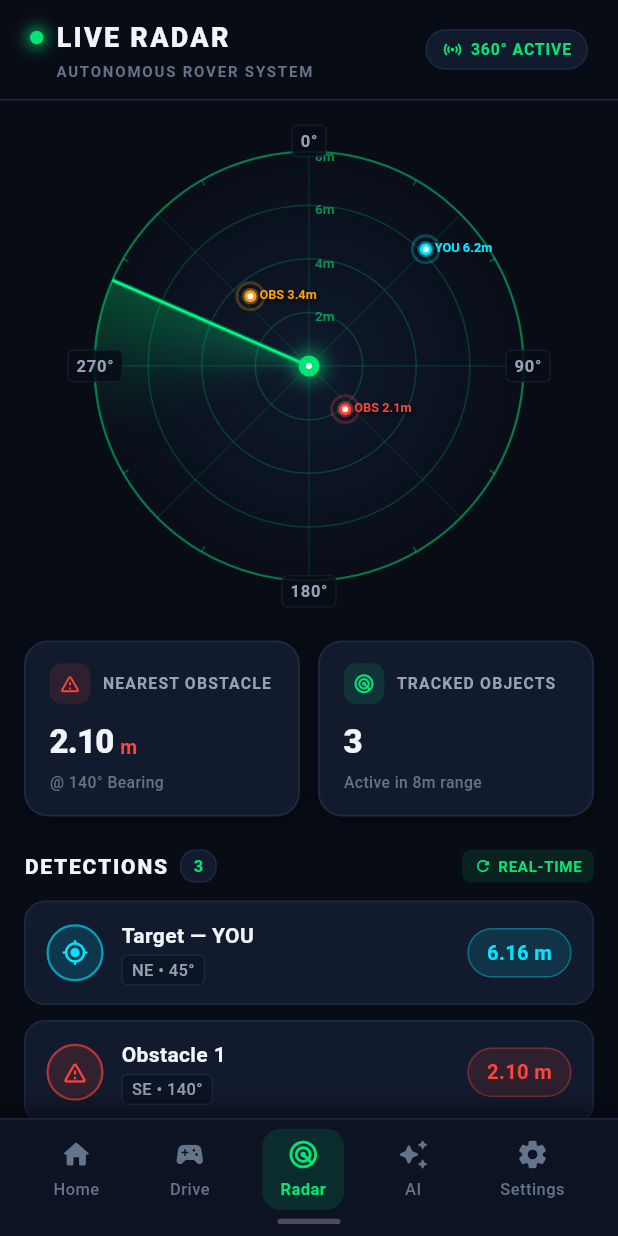
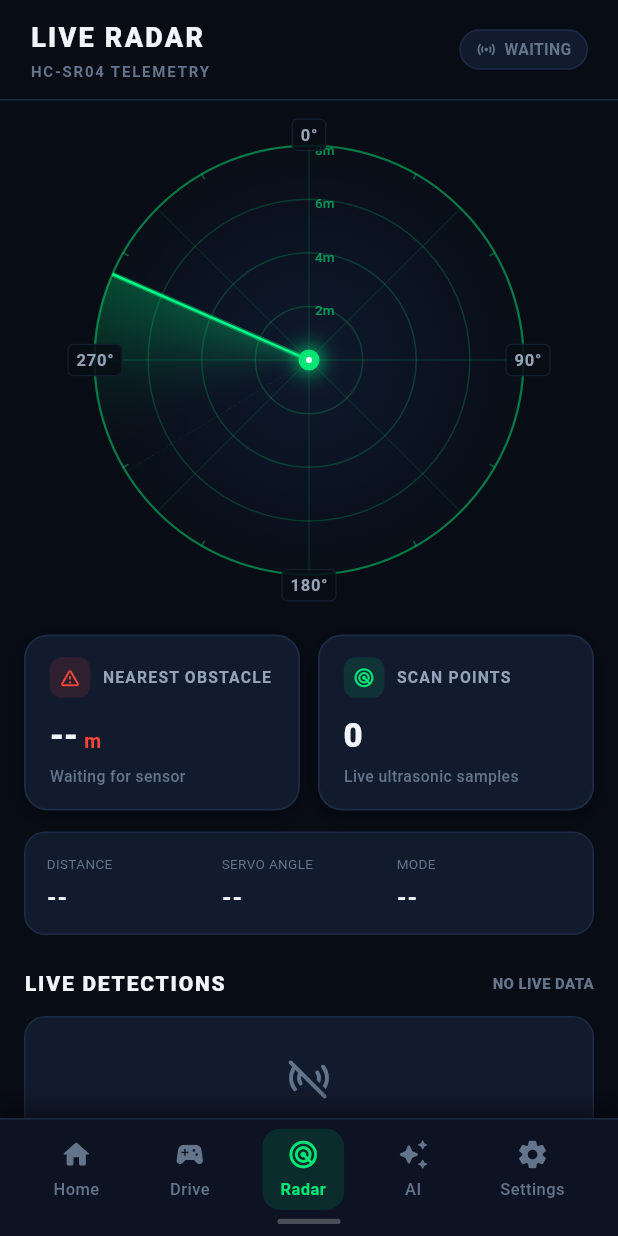
Before and after one commit to D-engahmed/rover_link, a Flutter app: the screen it shows after launch, item 3 of the bottom bar chosen, on a phone screen of 412 x 824 dp. Run offline on Flutter 3.47's test engine with Material 3 defaults, Android fonts, the phone set to English and light mode, and no system bars; missing offline and left inert: flutter_classic_bluetooth.

Commit message:
replace fake radar with live Bluetooth telemetry radar

```diff
--- a/rover_link1/lib/screens/radar_screen.dart
+++ b/rover_link1/lib/screens/radar_screen.dart
@@ -1,5 +1,10 @@
+import 'dart:async';
+
 import 'package:flutter/material.dart';
+
 import '../models/radar_detection.dart';
+import '../models/rover_telemetry.dart';
+import '../services/rover_telemetry_service.dart';
 import '../theme/rover_colors.dart';
 import '../widgets/detection_card.dart';
 import '../widgets/metric_card.dart';
@@ -8,10 +13,12 @@ import '../widgets/rover_bottom_nav.dart';
 
 class RadarScreen extends StatefulWidget {
   final ValueChanged<int>? onNavTap;
+  final RoverTelemetryService telemetryService;
 
   const RadarScreen({
     super.key,
     this.onNavTap,
+    required this.telemetryService,
   });
 
   @override
@@ -19,82 +26,109 @@ class RadarScreen extends StatefulWidget {
 }
 
 class _RadarScreenState extends State<RadarScreen> {
-  int _selectedNavIndex = 2; // Radar is active tab
+  StreamSubscription<RoverTelemetry>? _subscription;
+  final Map<int, RadarDetection> _scan = {};
+  RoverTelemetry? _latest;
+  DateTime? _lastPacket;
 
-  // Mock data as requested
-  final List<RadarDetection> _detections = RadarDetection.defaultDetections;
+  @override
+  void initState() {
+    super.initState();
+    _subscription = widget.telemetryService.telemetry.listen(_onTelemetry);
+  }
+
+  void _onTelemetry(RoverTelemetry telemetry) {
+    if (!mounted) return;
+
+    final angle = telemetry.radarAngleDeg ?? telemetry.targetAngleDeg;
+    final distance = telemetry.ultrasonicDistanceCm ?? telemetry.frontDistanceCm;
+
+    setState(() {
+      _latest = telemetry;
+      _lastPacket = DateTime.now();
+
+      if (angle != null && distance != null && distance > 0) {
+        final normalizedAngle = angle.round().clamp(0, 180);
+        _scan[normalizedAngle] = RadarDetection(
+          id: 'ultrasonic-$normalizedAngle',
+          name: 'ULTRASONIC',
+          distance: distance / 100.0,
+          bearing: normalizedAngle.toDouble(),
+          type: DetectionType.obstacle,
+          color: distance <= 40
+              ? RoverColors.obstacleRed
+              : RoverColors.obstacleAmber,
+        );
+      }
+    });
+  }
+
+  List<RadarDetection> get _detections => _scan.values.toList()
+    ..sort((a, b) => a.distance.compareTo(b.distance));
+
+  bool get _live => _lastPacket != null &&
+      DateTime.now().difference(_lastPacket!).inSeconds < 2;
 
   @override
   Widget build(BuildContext context) {
-    // Nearest obstacle calculation
-    final obstacles = _detections.where((d) => d.type == DetectionType.obstacle);
-    final nearestObstacle = obstacles.isNotEmpty
-        ? obstacles.reduce((a, b) => a.distance < b.distance ? a : b)
-        : null;
+    final detections = _detections;
+    final nearest = detections.isEmpty ? null : detections.first;
+    final currentDistance = _latest?.ultrasonicDistanceCm ??
+        _latest?.frontDistanceCm;
+    final currentAngle = _latest?.radarAngleDeg ?? _latest?.targetAngleDeg;
 
     return Scaffold(
       backgroundColor: RoverColors.background,
       body: SafeArea(
         child: Column(
           children: [
-            // Top App Bar / Title Header
             _buildHeader(),
-
-            // Main Scrollable Body
             Expanded(
               child: SingleChildScrollView(
                 physics: const BouncingScrollPhysics(),
-                padding: const EdgeInsets.symmetric(horizontal: 16.0, vertical: 8.0),
+                padding: const EdgeInsets.symmetric(horizontal: 16, vertical: 8),
                 child: Column(
                   crossAxisAlignment: CrossAxisAlignment.start,
                   children: [
-                    // Radar Scope Widget
-                    const SizedBox(height: 4),
                     RadarScope(
-                      detections: _detections,
+                      detections: detections,
                       maxDistance: 8.0,
                     ),
                     const SizedBox(height: 18),
-
-                    // Metrics Cards Row: "NEAREST OBSTACLE" & "TRACKED OBJECTS"
                     Row(
                       children: [
                         Expanded(
                           child: MetricCard(
                             title: 'NEAREST OBSTACLE',
-                            value: nearestObstacle != null
-                                ? nearestObstacle.distance.toStringAsFixed(2)
-                                : '2.10',
+                            value: nearest?.distance.toStringAsFixed(2) ?? '--',
                             unit: 'm',
                             icon: Icons.warning_amber_rounded,
                             accentColor: RoverColors.obstacleRed,
-                            subtext: nearestObstacle != null
-                                ? '@ ${nearestObstacle.bearing.toStringAsFixed(0)}° Bearing'
-                                : '@ 140° Bearing',
+                            subtext: nearest == null
+                                ? 'Waiting for sensor'
+                                : '@ ${nearest.bearing.toStringAsFixed(0)}°',
                           ),
                         ),
                         const SizedBox(width: 12),
                         Expanded(
                           child: MetricCard(
-                            title: 'TRACKED OBJECTS',
-                            value: '${_detections.length}',
+                            title: 'SCAN POINTS',
+                            value: '${detections.length}',
                             icon: Icons.radar_rounded,
                             accentColor: RoverColors.radarGreen,
-                            subtext: 'Active in 8m range',
+                            subtext: 'Live ultrasonic samples',
                           ),
                         ),
                       ],
                     ),
+                    const SizedBox(height: 14),
+                    _buildLiveTelemetryCard(currentDistance, currentAngle),
                     const SizedBox(height: 22),
-
-                    // "DETECTIONS" Section Header
                     Row(
                       mainAxisAlignment: MainAxisAlignment.spaceBetween,
                       children: [
-                        Row(
-                          children: [
                         const Text(
-                              'DETECTIONS',
+                          'LIVE DETECTIONS',
                           style: TextStyle(
                             color: RoverColors.textPrimary,
                             fontSize: 14,
@@ -102,61 +136,23 @@ class _RadarScreenState extends State<RadarScreen> {
                             letterSpacing: 1.2,
                           ),
                         ),
-                            const SizedBox(width: 8),
-                            Container(
-                              padding: const EdgeInsets.symmetric(horizontal: 8, vertical: 2),
-                              decoration: BoxDecoration(
-                                color: RoverColors.cardBackground,
-                                borderRadius: BorderRadius.circular(10),
-                                border: Border.all(
-                                  color: RoverColors.cardBorder,
-                                  width: 1.0,
-                                ),
-                              ),
-                              child: Text(
-                                '${_detections.length}',
-                                style: const TextStyle(
-                                  color: RoverColors.radarGreen,
-                                  fontSize: 11,
-                                  fontWeight: FontWeight.w700,
-                                ),
-                              ),
-                            ),
-                          ],
-                        ),
-                        Container(
-                          padding: const EdgeInsets.symmetric(horizontal: 8, vertical: 4),
-                          decoration: BoxDecoration(
-                            color: RoverColors.radarGreen.withValues(alpha: 0.1),
-                            borderRadius: BorderRadius.circular(6),
-                          ),
-                          child: const Row(
-                            mainAxisSize: MainAxisSize.min,
-                            children: [
-                              Icon(
-                                Icons.refresh_rounded,
-                                size: 12,
-                                color: RoverColors.radarGreen,
-                              ),
-                              SizedBox(width: 4),
                         Text(
-                                'REAL-TIME',
+                          _live ? 'LIVE' : 'NO LIVE DATA',
                           style: TextStyle(
-                                  color: RoverColors.radarGreen,
+                            color: _live
+                                ? RoverColors.radarGreen
+                                : RoverColors.textMuted,
                             fontSize: 10,
-                                  fontWeight: FontWeight.w700,
-                                  letterSpacing: 0.5,
-                                ),
-                              ),
-                            ],
+                            fontWeight: FontWeight.w800,
                           ),
                         ),
                       ],
                     ),
                     const SizedBox(height: 12),
-
-                    // Detection List Items
-                    ..._detections.map((detection) => DetectionCard(detection: detection)),
+                    if (detections.isEmpty)
+                      _buildEmptyState()
+                    else
+                      ...detections.map((d) => DetectionCard(detection: d)),
                     const SizedBox(height: 16),
                   ],
                 ),
@@ -165,16 +161,9 @@ class _RadarScreenState extends State<RadarScreen> {
           ],
         ),
       ),
-
-      // Bottom Navigation Bar
       bottomNavigationBar: RoverBottomNav(
-        currentIndex: _selectedNavIndex,
-        onTap: (index) {
-          setState(() {
-            _selectedNavIndex = index;
-          });
-          widget.onNavTap?.call(index);
-        },
+        currentIndex: 2,
+        onTap: widget.onNavTap,
       ),
     );
   }
@@ -184,39 +173,15 @@ class _RadarScreenState extends State<RadarScreen> {
       padding: const EdgeInsets.symmetric(horizontal: 20, vertical: 12),
       decoration: const BoxDecoration(
         color: RoverColors.background,
-        border: Border(
-          bottom: BorderSide(
-            color: RoverColors.cardBorder,
-            width: 1.0,
-          ),
-        ),
+        border: Border(bottom: BorderSide(color: RoverColors.cardBorder)),
       ),
       child: Row(
         mainAxisAlignment: MainAxisAlignment.spaceBetween,
         children: [
-          // "LIVE RADAR" Title & Subtitle
-          Column(
+          const Column(
             crossAxisAlignment: CrossAxisAlignment.start,
             children: [
-              Row(
-                children: [
-                  Container(
-                    width: 9,
-                    height: 9,
-                    margin: const EdgeInsets.only(right: 8),
-                    decoration: BoxDecoration(
-                      color: RoverColors.radarGreen,
-                      shape: BoxShape.circle,
-                      boxShadow: [
-                        BoxShadow(
-                          color: RoverColors.radarGreen.withValues(alpha: 0.8),
-                          blurRadius: 8,
-                          spreadRadius: 2,
-                        ),
-                      ],
-                    ),
-                  ),
-                  const Text(
+              Text(
                 'LIVE RADAR',
                 style: TextStyle(
                   color: RoverColors.textPrimary,
@@ -225,13 +190,9 @@ class _RadarScreenState extends State<RadarScreen> {
                   letterSpacing: 1.5,
                 ),
               ),
-                ],
-              ),
-              const SizedBox(height: 2),
-              const Padding(
-                padding: EdgeInsets.only(left: 17),
-                child: Text(
-                  'AUTONOMOUS ROVER SYSTEM',
+              SizedBox(height: 2),
+              Text(
+                'HC-SR04 TELEMETRY',
                 style: TextStyle(
                   color: RoverColors.textMuted,
                   fontSize: 10,
@@ -239,37 +200,29 @@ class _RadarScreenState extends State<RadarScreen> {
                   letterSpacing: 1.2,
                 ),
               ),
-              ),
             ],
           ),
-
-          // Status Badge
           Container(
             padding: const EdgeInsets.symmetric(horizontal: 10, vertical: 5),
             decoration: BoxDecoration(
               color: RoverColors.cardBackground,
               borderRadius: BorderRadius.circular(20),
-              border: Border.all(
-                color: RoverColors.cardBorder,
-                width: 1.0,
-              ),
+              border: Border.all(color: RoverColors.cardBorder),
             ),
             child: Row(
-              mainAxisSize: MainAxisSize.min,
               children: [
                 Icon(
                   Icons.sensors_rounded,
                   size: 14,
-                  color: RoverColors.radarGreen,
+                  color: _live ? RoverColors.radarGreen : RoverColors.textMuted,
                 ),
                 const SizedBox(width: 5),
-                const Text(
-                  '360° ACTIVE',
+                Text(
+                  _live ? 'LIVE' : 'WAITING',
                   style: TextStyle(
-                    color: RoverColors.radarGreen,
+                    color: _live ? RoverColors.radarGreen : RoverColors.textMuted,
                     fontSize: 10.5,
                     fontWeight: FontWeight.w700,
-                    letterSpacing: 0.6,
                   ),
                 ),
               ],
@@ -279,4 +232,61 @@ class _RadarScreenState extends State<RadarScreen> {
       ),
     );
   }
+
+  Widget _buildLiveTelemetryCard(double? distance, double? angle) {
+    return Container(
+      width: double.infinity,
+      padding: const EdgeInsets.all(14),
+      decoration: BoxDecoration(
+        color: RoverColors.cardBackground,
+        borderRadius: BorderRadius.circular(14),
+        border: Border.all(color: RoverColors.cardBorder),
+      ),
+      child: Row(
+        children: [
+          Expanded(child: _metric('DISTANCE', distance == null ? '--' : '${distance.toStringAsFixed(1)} cm')),
+          Expanded(child: _metric('SERVO ANGLE', angle == null ? '--' : '${angle.toStringAsFixed(0)}°')),
+          Expanded(child: _metric('MODE', _latest?.mode ?? '--')),
+        ],
+      ),
+    );
   }
+
+  Widget _metric(String label, String value) {
+    return Column(
+      crossAxisAlignment: CrossAxisAlignment.start,
+      children: [
+        Text(label, style: const TextStyle(color: RoverColors.textMuted, fontSize: 9)),
+        const SizedBox(height: 5),
+        Text(value, style: const TextStyle(color: RoverColors.textPrimary, fontSize: 15, fontWeight: FontWeight.w800)),
+      ],
+    );
+  }
+
+  Widget _buildEmptyState() {
+    return Container(
+      width: double.infinity,
+      padding: const EdgeInsets.all(24),
+      decoration: BoxDecoration(
+        color: RoverColors.cardBackground,
+        borderRadius: BorderRadius.circular(14),
+        border: Border.all(color: RoverColors.cardBorder),
+      ),
+      child: const Column(
+        children: [
+          Icon(Icons.sensors_off_rounded, color: RoverColors.textMuted, size: 32),
+          SizedBox(height: 10),
+          Text('No live ultrasonic telemetry yet', style: TextStyle(color: RoverColors.textPrimary, fontWeight: FontWeight.w700)),
+          SizedBox(height: 5),
+          Text('Connect the rover and wait for STM32 telemetry.', textAlign: TextAlign.center, style: TextStyle(color: RoverColors.textMuted, fontSize: 12)),
+        ],
+      ),
+    );
+  }
+
+  @override
+  void dispose() {
+    _subscription?.cancel();
+    super.dispose();
+  }
+}
```
Lines whose indentation alone changed are shown as unchanged.
